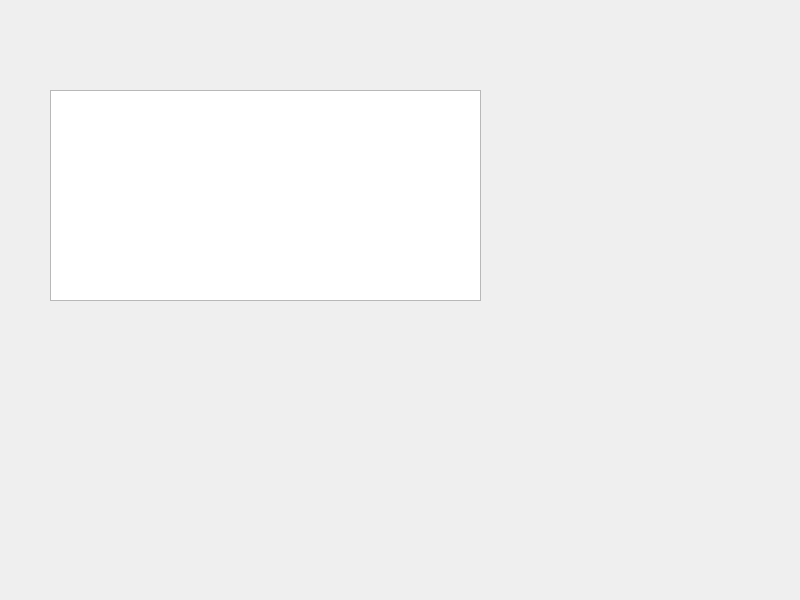
Old version of the form trunk/server/src/gui/mainwindow.ui in the repository BackupTheBerlios/wolfpack-svn.
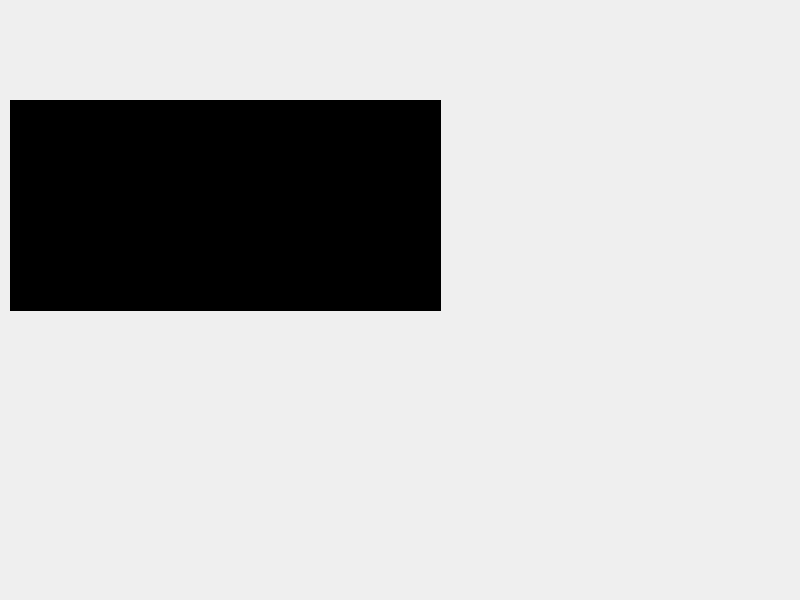
New version of the form. Icons and pictures are not drawn.

Diff of the .ui file:
```diff
--- a/trunk/server/src/gui/mainwindow.ui
+++ b/trunk/server/src/gui/mainwindow.ui
@@ -19,12 +19,277 @@
    <widget class="QTextBrowser" name="logWindow" >
     <property name="geometry" >
      <rect>
-      <x>50</x>
-      <y>90</y>
+      <x>10</x>
+      <y>100</y>
       <width>431</width>
       <height>211</height>
      </rect>
     </property>
+    <property name="palette" >
+     <palette>
+      <active>
+       <color>
+        <red>255</red>
+        <green>255</green>
+        <blue>255</blue>
+       </color>
+       <color>
+        <red>236</red>
+        <green>233</green>
+        <blue>216</blue>
+       </color>
+       <color>
+        <red>255</red>
+        <green>255</green>
+        <blue>255</blue>
+       </color>
+       <color>
+        <red>245</red>
+        <green>244</green>
+        <blue>235</blue>
+       </color>
+       <color>
+        <red>118</red>
+        <green>116</green>
+        <blue>108</blue>
+       </color>
+       <color>
+        <red>157</red>
+        <green>155</green>
+        <blue>144</blue>
+       </color>
+       <color>
+        <red>255</red>
+        <green>255</green>
+        <blue>255</blue>
+       </color>
+       <color>
+        <red>255</red>
+        <green>255</green>
+        <blue>255</blue>
+       </color>
+       <color>
+        <red>255</red>
+        <green>255</green>
+        <blue>255</blue>
+       </color>
+       <color>
+        <red>0</red>
+        <green>0</green>
+        <blue>0</blue>
+       </color>
+       <color>
+        <red>0</red>
+        <green>0</green>
+        <blue>0</blue>
+       </color>
+       <color>
+        <red>0</red>
+        <green>0</green>
+        <blue>0</blue>
+       </color>
+       <color>
+        <red>49</red>
+        <green>106</green>
+        <blue>197</blue>
+       </color>
+       <color>
+        <red>255</red>
+        <green>255</green>
+        <blue>255</blue>
+       </color>
+       <color>
+        <red>0</red>
+        <green>0</green>
+        <blue>255</blue>
+       </color>
+       <color>
+        <red>255</red>
+        <green>0</green>
+        <blue>255</blue>
+       </color>
+       <color>
+        <red>245</red>
+        <green>244</green>
+        <blue>235</blue>
+       </color>
+      </active>
+      <inactive>
+       <color>
+        <red>255</red>
+        <green>255</green>
+        <blue>255</blue>
+       </color>
+       <color>
+        <red>236</red>
+        <green>233</green>
+        <blue>216</blue>
+       </color>
+       <color>
+        <red>255</red>
+        <green>255</green>
+        <blue>255</blue>
+       </color>
+       <color>
+        <red>255</red>
+        <green>255</green>
+        <blue>250</blue>
+       </color>
+       <color>
+        <red>118</red>
+        <green>116</green>
+        <blue>108</blue>
+       </color>
+       <color>
+        <red>157</red>
+        <green>155</green>
+        <blue>144</blue>
+       </color>
+       <color>
+        <red>255</red>
+        <green>255</green>
+        <blue>255</blue>
+       </color>
+       <color>
+        <red>255</red>
+        <green>255</green>
+        <blue>255</blue>
+       </color>
+       <color>
+        <red>255</red>
+        <green>255</green>
+        <blue>255</blue>
+       </color>
+       <color>
+        <red>0</red>
+        <green>0</green>
+        <blue>0</blue>
+       </color>
+       <color>
+        <red>0</red>
+        <green>0</green>
+        <blue>0</blue>
+       </color>
+       <color>
+        <red>0</red>
+        <green>0</green>
+        <blue>0</blue>
+       </color>
+       <color>
+        <red>236</red>
+        <green>233</green>
+        <blue>216</blue>
+       </color>
+       <color>
+        <red>0</red>
+        <green>0</green>
+        <blue>0</blue>
+       </color>
+       <color>
+        <red>0</red>
+        <green>0</green>
+        <blue>255</blue>
+       </color>
+       <color>
+        <red>255</red>
+        <green>0</green>
+        <blue>255</blue>
+       </color>
+       <color>
+        <red>245</red>
+        <green>244</green>
+        <blue>235</blue>
+       </color>
+      </inactive>
+      <disabled>
+       <color>
+        <red>128</red>
+        <green>128</green>
+        <blue>128</blue>
+       </color>
+       <color>
+        <red>236</red>
+        <green>233</green>
+        <blue>216</blue>
+       </color>
+       <color>
+        <red>255</red>
+        <green>255</green>
+        <blue>255</blue>
+       </color>
+       <color>
+        <red>255</red>
+        <green>255</green>
+        <blue>250</blue>
+       </color>
+       <color>
+        <red>118</red>
+        <green>116</green>
+        <blue>108</blue>
+       </color>
+       <color>
+        <red>157</red>
+        <green>155</green>
+        <blue>144</blue>
+       </color>
+       <color>
+        <red>128</red>
+        <green>128</green>
+        <blue>128</blue>
+       </color>
+       <color>
+        <red>255</red>
+        <green>255</green>
+        <blue>255</blue>
+       </color>
+       <color>
+        <red>128</red>
+        <green>128</green>
+        <blue>128</blue>
+       </color>
+       <color>
+        <red>0</red>
+        <green>0</green>
+        <blue>0</blue>
+       </color>
+       <color>
+        <red>0</red>
+        <green>0</green>
+        <blue>0</blue>
+       </color>
+       <color>
+        <red>0</red>
+        <green>0</green>
+        <blue>0</blue>
+       </color>
+       <color>
+        <red>49</red>
+        <green>106</green>
+        <blue>197</blue>
+       </color>
+       <color>
+        <red>255</red>
+        <green>255</green>
+        <blue>255</blue>
+       </color>
+       <color>
+        <red>0</red>
+        <green>0</green>
+        <blue>255</blue>
+       </color>
+       <color>
+        <red>255</red>
+        <green>0</green>
+        <blue>255</blue>
+       </color>
+       <color>
+        <red>245</red>
+        <green>244</green>
+        <blue>235</blue>
+       </color>
+      </disabled>
+     </palette>
+    </property>
    </widget>
   </widget>
  </widget>
```
Left out of the diff: 20 changed lines with no effect on the pictures.
